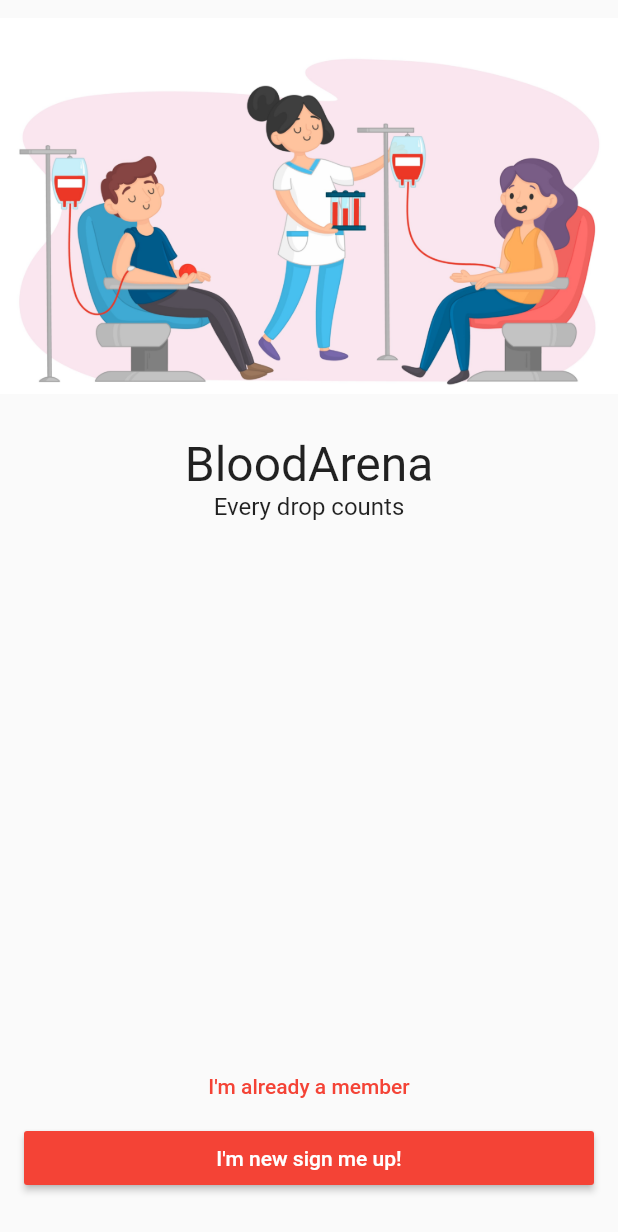
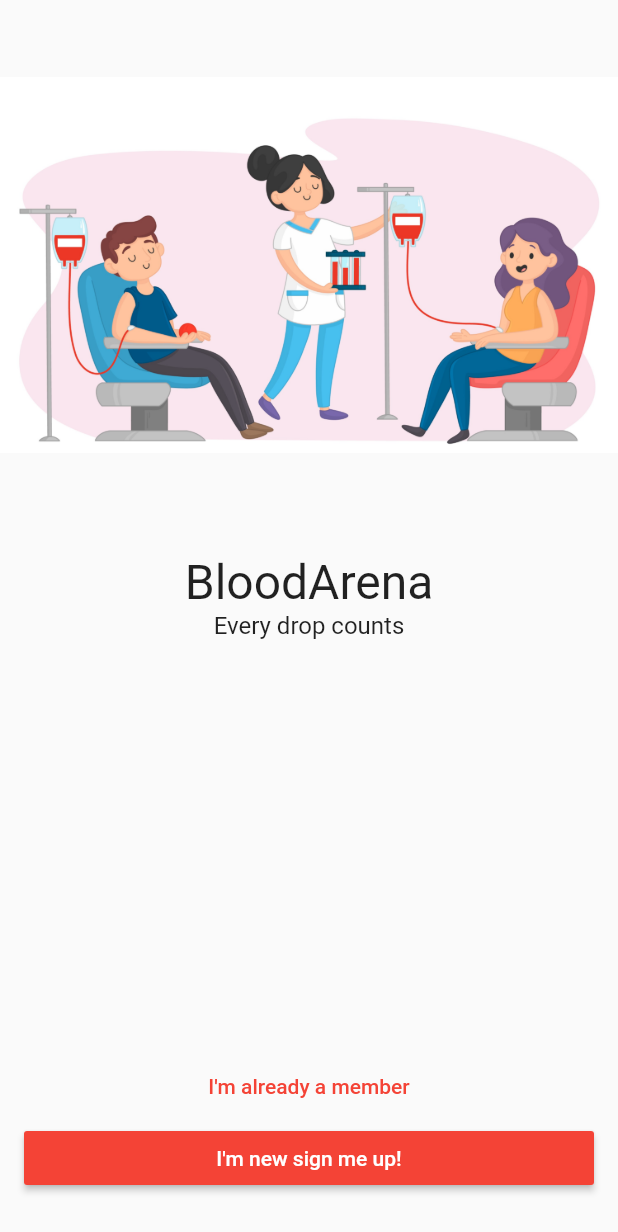
Before and after one commit to bocah27/bloodarena, a Flutter app: the screen it shows after launch, on a phone screen of 412 x 824 dp. Shown: the top 1232 px of the screen. Run offline on Flutter 3.47's test engine with Material 2 defaults, Android fonts, the phone set to English and light mode, and no system bars.

Commit message:
image height 40% of screen

```diff
--- a/lib/pages/welcome.dart
+++ b/lib/pages/welcome.dart
@@ -14,7 +14,11 @@ class Welcome extends StatelessWidget {
                   mainAxisSize: MainAxisSize.max,
                   children: [
                     SizedBox(height: 12),
-                    Image.asset('assets/welcome_banner.jpg'),
+                    Image.asset(
+                      'assets/welcome_banner.jpg',
+                      height: MediaQuery.of(context).size.height * 0.40,
+                      alignment: Alignment.center,
+                    ),
                     SizedBox(height: 28),
                     Text('BloodArena', style: TextStyle(fontSize: 32)),
                     Text('Every drop counts', style: TextStyle(fontSize: 16))
```
